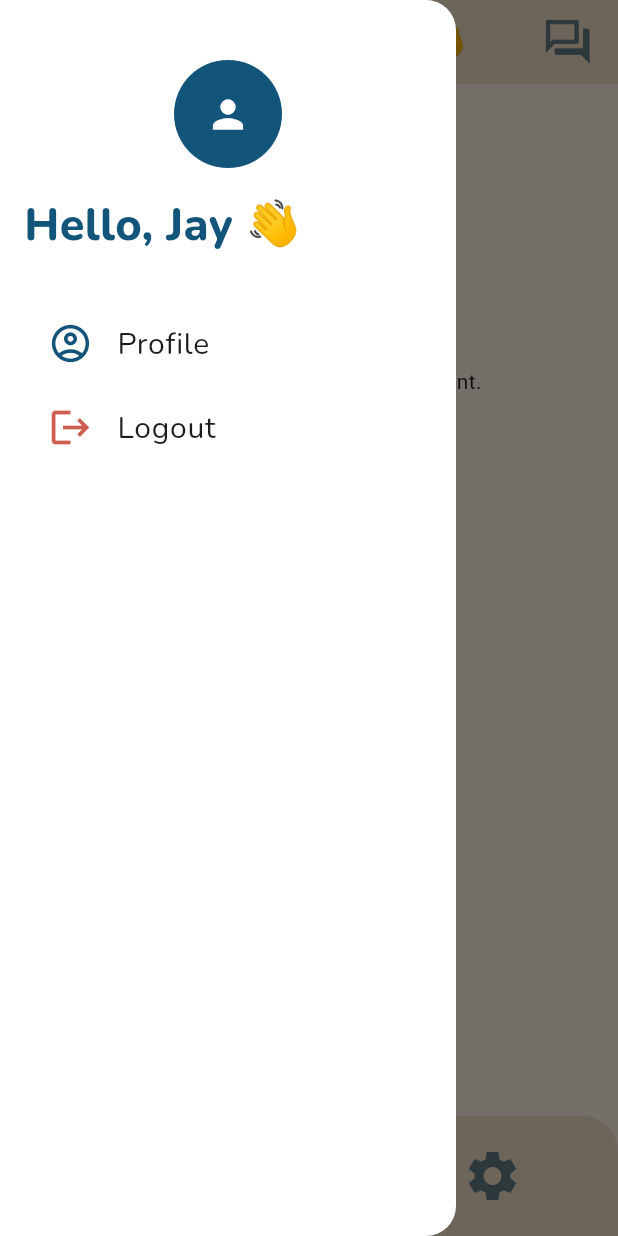
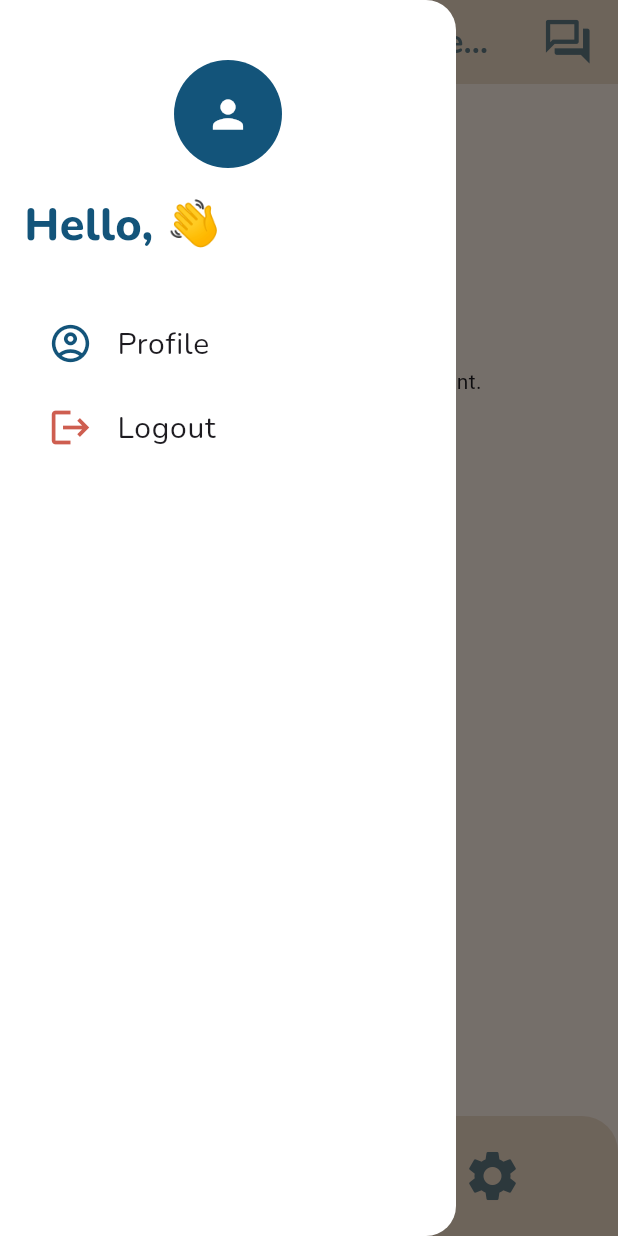
Before and after one commit to jaygohel109/Wildhack25, a Flutter app: the VolunteerHomePage screen opened directly with empty values, in the side drawer, after a tap on the "person" icon, on a phone screen of 412 x 824 dp. Run offline on Flutter 3.47's test engine with Material 3 defaults, Android fonts, the phone set to English and light mode, and no system bars; our stand-ins replace flutter_svg; network calls fail.

Commit message:
feat: enhance user profile integration and greeting messages in profile components (#19)
Co-authored-by: Gohel Jay <56113257+jaygohel109@users.noreply.github.com>

```diff
--- a/frontend_app/lib/components/profile_menu.dart
+++ b/frontend_app/lib/components/profile_menu.dart
@@ -1,10 +1,15 @@
 import 'package:flutter/material.dart';
+import 'package:http/http.dart' as http;
+import 'dart:convert';
 
 class ProfileMenu extends StatelessWidget {
-  const ProfileMenu({super.key});
+  final String userId;
+
+  const ProfileMenu({super.key, required this.userId});
 
   @override
   Widget build(BuildContext context) {
+    print("🟡 ProfileMenu userId: $userId");
     return Builder(
       builder: (context) => IconButton(
         icon: const CircleAvatar(
@@ -19,12 +24,42 @@ class ProfileMenu extends StatelessWidget {
   }
 }
 
-class ProfileDrawer extends StatelessWidget {
-  const ProfileDrawer({super.key});
+class ProfileDrawer extends StatefulWidget {
+  final String userId;
+  const ProfileDrawer({super.key, required this.userId});
+
+  @override
+  State<ProfileDrawer> createState() => _ProfileDrawerState();
+}
+
+class _ProfileDrawerState extends State<ProfileDrawer> {
+  String? firstName;
+
+  @override
+  void initState() {
+    super.initState();
+    fetchUserProfile();
+  }
+
+  Future<void> fetchUserProfile() async {
+    final url = Uri.parse('http://localhost:8000/profile?user_id=${widget.userId}');
+    try {
+      final response = await http.get(url);
+      final data = jsonDecode(response.body);
+      if (response.statusCode == 200 && data['user_profile'] != null) {
+        setState(() {
+          firstName = data['user_profile']['first_name'];
+        });
+      }
+    } catch (e) {
+      print("Error fetching profile: $e");
+    }
+  }
 
   void _onProfileTap(BuildContext context) {
-    ScaffoldMessenger.of(context).showSnackBar(
-      const SnackBar(content: Text("Profile clicked")),
+    showDialog(
+      context: context,
+      builder: (_) => ProfileDetailsDialog(userId: widget.userId),
     );
   }
 
@@ -51,9 +86,9 @@ class ProfileDrawer extends StatelessWidget {
             child: Icon(Icons.person, color: Colors.white, size: 30),
           ),
           const SizedBox(height: 16),
-          const Text(
-            "Hello, Jay 👋",
-            style: TextStyle(
+          Text(
+            "Hello, ${firstName ?? '👋'}",
+            style: const TextStyle(
               fontSize: 30,
               fontWeight: FontWeight.w800,
               fontFamily: 'Nunito',
@@ -62,17 +97,13 @@ class ProfileDrawer extends StatelessWidget {
           ),
           const SizedBox(height: 30),
           ListTile(
-            leading: const Icon(Icons.account_circle_outlined,
-                size: 30, color: Color(0xFF13547A)),
-            title: const Text('Profile',
-                style: TextStyle(fontFamily: 'Nunito', fontSize: 20)),
+            leading: const Icon(Icons.account_circle_outlined, size: 30, color: Color(0xFF13547A)),
+            title: const Text('Profile', style: TextStyle(fontFamily: 'Nunito', fontSize: 20)),
             onTap: () => _onProfileTap(context),
           ),
           ListTile(
-            leading:
-                const Icon(Icons.logout, color: Color(0xFFCE5E50), size: 30),
-            title: const Text('Logout',
-                style: TextStyle(fontFamily: 'Nunito', fontSize: 20)),
+            leading: const Icon(Icons.logout, color: Color(0xFFCE5E50), size: 30),
+            title: const Text('Logout', style: TextStyle(fontFamily: 'Nunito', fontSize: 20)),
             onTap: () => _onLogoutTap(context),
           ),
         ],
@@ -80,3 +111,95 @@ class ProfileDrawer extends StatelessWidget {
     );
   }
 }
+
+class ProfileDetailsDialog extends StatefulWidget {
+  final String userId;
+
+  const ProfileDetailsDialog({super.key, required this.userId});
+
+  @override
+  State<ProfileDetailsDialog> createState() => _ProfileDetailsDialogState();
+}
+
+class _ProfileDetailsDialogState extends State<ProfileDetailsDialog> {
+  Map<String, dynamic>? profileData;
+  bool isLoading = true;
+
+  @override
+  void initState() {
+    super.initState();
+    fetchProfile();
+  }
+
+  Future<void> fetchProfile() async {
+    print("🟢 Fetching profile for userId: ${widget.userId}");
+
+    if (widget.userId.isEmpty) {
+      print("❌ userId is empty — cannot fetch profile.");
+      setState(() => isLoading = false);
+      return;
+    }
+
+    final url = Uri.parse('http://localhost:8000/profile?user_id=${widget.userId}');
+    try {
+      final response = await http.get(url);
+      final data = jsonDecode(response.body);
+      if (response.statusCode == 200 && data['user_profile'] != null) {
+        setState(() {
+          profileData = data['user_profile'];
+          isLoading = false;
+        });
+      } else {
+        print('❌ No profile data found.');
+        setState(() => isLoading = false);
+      }
+    } catch (e) {
+      print('❌ Error fetching profile: $e');
+      setState(() => isLoading = false);
+    }
+  }
+
+  @override
+  Widget build(BuildContext context) {
+    return AlertDialog(
+      shape: RoundedRectangleBorder(borderRadius: BorderRadius.circular(20)),
+      title: const Text("Profile Info", style: TextStyle(fontFamily: 'Nunito', fontWeight: FontWeight.bold)),
+      content: SizedBox(
+        width: double.maxFinite,
+        child: isLoading
+            ? const Center(child: CircularProgressIndicator())
+            : profileData == null
+                ? const Text("Profile not found.")
+                : SingleChildScrollView(
+                    child: Column(
+                      crossAxisAlignment: CrossAxisAlignment.start,
+                      children: [
+                        _buildField("First Name", profileData!['first_name']),
+                        _buildField("Last Name", profileData!['last_name']),
+                        _buildField("Email", profileData!['email']),
+                        _buildField("Phone", profileData!['phone']),
+                        _buildField("Gender", profileData!['gender']),
+                        _buildField("DOB", profileData!['dob']),
+                      ],
+                    ),
+                  ),
+      ),
+      actions: [
+        TextButton(
+          onPressed: () => Navigator.pop(context),
+          child: const Text("Close", style: TextStyle(color: Color(0xFF13547A))),
+        )
+      ],
+    );
+  }
+
+  Widget _buildField(String label, String? value) {
+    return Padding(
+      padding: const EdgeInsets.symmetric(vertical: 6),
+      child: Text(
+        "$label: ${value ?? "-"}",
+        style: const TextStyle(fontSize: 16, fontFamily: 'Nunito'),
+      ),
+    );
+  }
+}
--- a/frontend_app/lib/volunteer/volunteer_home.dart
+++ b/frontend_app/lib/volunteer/volunteer_home.dart
@@ -26,10 +26,13 @@ class _VolunteerHomePageState extends State<VolunteerHomePage>
   final String baseUrl = "http://localhost:8000";
   bool isAnimating = false;
   bool isLoading = true;
+  String firstName = "Volunteer";  // Default value in case fetching fails
+
 
   @override
   void initState() {
     super.initState();
+    fetchUserProfile();  // Fetch user profile for firstName
     _fetchSuggestedTasks();
     _fetchCurrentTask();
     _fetchCompletedTasks();
@@ -43,6 +46,35 @@ class _VolunteerHomePageState extends State<VolunteerHomePage>
   void dispose() {
     _refreshTimer?.cancel();
     super.dispose();
+  }
+
+  String _getGreetingMessage() {
+    final hour = DateTime.now().hour;
+    if (hour < 12) {
+      return 'Good Morning, $firstName 👋';
+    } else if (hour < 17) {
+      return 'Good Afternoon, $firstName 🌤️';
+    } else if (hour < 20) {
+      return 'Good Evening, $firstName 🌇';
+    } else {
+      return 'Good Night, $firstName 🌙';
+    }
+  }
+
+
+Future<void> fetchUserProfile() async {
+  try {
+    final url = Uri.parse("http://localhost:8000/profile?user_id=${widget.userId}");
+    final response = await http.get(url);
+    final data = jsonDecode(response.body);
+    if (response.statusCode == 200 && data['user_profile'] != null) {
+      setState(() {
+        firstName = data['user_profile']['first_name'] ?? "Volunteer";  // Update firstName
+      });
+    }
+  } catch (e) {
+    print('Error fetching profile: $e');
+  }
 }
 
   Future<void> _fetchSuggestedTasks() async {
@@ -325,11 +357,11 @@ class _VolunteerHomePageState extends State<VolunteerHomePage>
 @override
 Widget build(BuildContext context) {
   return Scaffold(
-      drawer: const ProfileDrawer(),
+drawer: ProfileDrawer(userId: widget.userId), // ✅ Correct
     extendBody: true,
     backgroundColor: peachCream,
     appBar: AppBar(
-        leading: const ProfileMenu(),
+leading: ProfileMenu(userId: widget.userId),  // ✅ Correct
       title: Text(
         _getGreetingMessage(),
         style: const TextStyle(
@@ -337,7 +369,6 @@ class _VolunteerHomePageState extends State<VolunteerHomePage>
           fontWeight: FontWeight.w700,
           fontFamily: 'Nunito',
           color: skyAsh,
-          ),
         ),
         actions: [
           IconButton(
@@ -347,6 +378,19 @@ class _VolunteerHomePageState extends State<VolunteerHomePage>
           const SizedBox(width: 8),
         ],
         backgroundColor: sandBlush,
+        elevation: 0,
+      ),
+      actions: [
+        IconButton(
+          icon: const Icon(Icons.forum_outlined, size: 35, color: skyAsh),
+          onPressed: () {
+            // Navigate to messages
+          },
+        ),
+        const SizedBox(width: 8),
+      ],
+      backgroundColor: sandBlush,
+      foregroundColor: Colors.white,
       elevation: 0,
     ),
       body: isLoading
@@ -561,18 +605,3 @@ class _VolunteerHomePageState extends State<VolunteerHomePage>
     );
   }
 }
-
-String _getGreetingMessage() {
-  final hour = DateTime.now().hour;
-  const name = 'Heyt'; // Replace dynamically if needed
-
-  if (hour < 12) {
-    return 'Good Morning, $name 👋';
-  } else if (hour < 17) {
-    return 'Good Afternoon, $name 🌤️';
-  } else if (hour < 20) {
-    return 'Good Evening, $name 🌇';
-  } else {
-    return 'Good Night, $name 🌙';
-  }
-}
```
Also changed, not shown: frontend_app/lib/senior/senior_home.dart (+32 -11 lines), frontend_app/pubspec.lock, 2 other files. Lines whose indentation alone changed are shown as unchanged.
